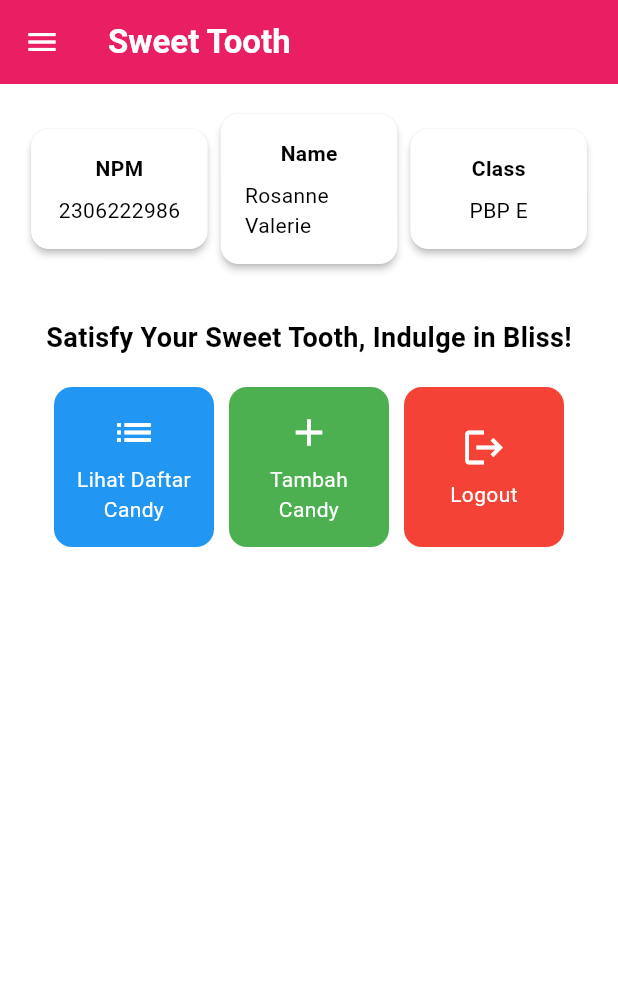
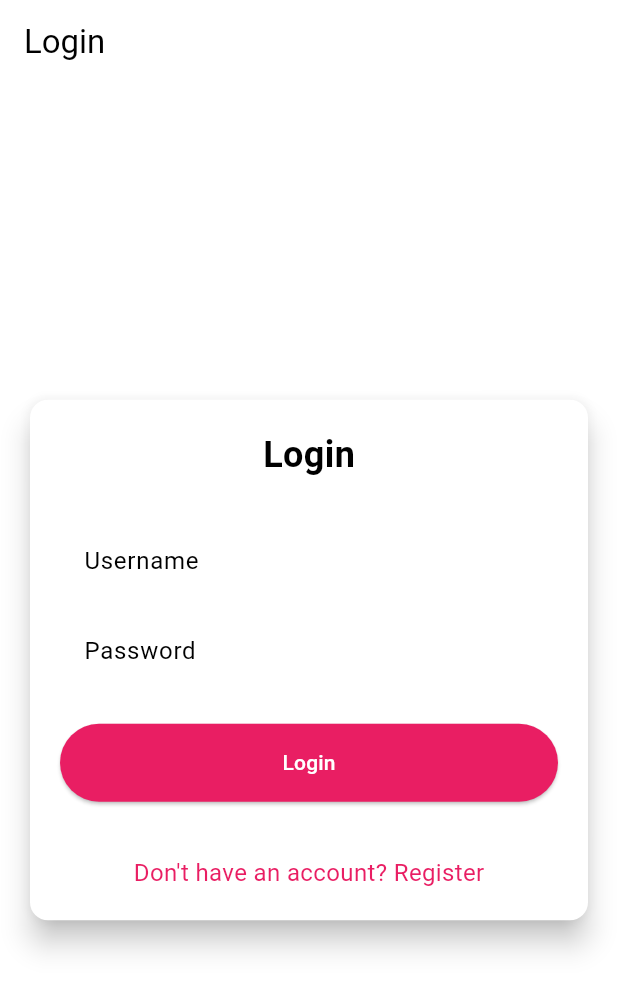
Before and after one commit to rosannevalerie/e-commerce-mobile, a Flutter app: the screen it shows after launch, on a phone screen of 412 x 824 dp. Shown: the top 991 px of the screen. Run offline on Flutter 3.47's test engine with Material 3 defaults, Android fonts, the phone set to English and light mode, and no system bars; missing offline and left inert: pbp_django_auth.

Commit message:
selesai kode tugas 9

```diff
--- a/lib/main.dart
+++ b/lib/main.dart
@@ -1,5 +1,7 @@
 import 'package:flutter/material.dart';
-import 'package:e_commerce/screens/menu.dart';
+import 'package:e_commerce/screens/login.dart';
+import 'package:pbp_django_auth/pbp_django_auth.dart';
+import 'package:provider/provider.dart';
 
 void main() {
   runApp(const MyApp());
@@ -8,18 +10,23 @@ void main() {
 class MyApp extends StatelessWidget {
   const MyApp({super.key});
 
-  // This widget is the root of your application.
   @override
   Widget build(BuildContext context) {
-    return MaterialApp(
-      title: 'Flutter Demo',
-      theme: ThemeData(
-        colorScheme: ColorScheme.fromSwatch(
-              primarySwatch: Colors.pink,
-        ).copyWith(secondary: Colors.pink[400]),
-        useMaterial3: true,
+    return Provider(
+      create: (_) {
+        CookieRequest request = CookieRequest();
+        return request;
+      },
+      child: MaterialApp(
+        title: 'Sweet Tooth',
+        theme: ThemeData(
+          useMaterial3: true,
+          colorScheme: ColorScheme.fromSwatch(
+            primarySwatch: Colors.pink,
+          ).copyWith(secondary: Colors.pink[400]),
+        ),
+        home: const LoginPage(),
       ),
-      home: MyHomePage(),
     );
   }
 }
--- /dev/null
+++ b/lib/screens/login.dart
@@ -0,0 +1,180 @@
+import 'package:e_commerce/screens/menu.dart';
+import 'package:flutter/material.dart';
+import 'package:pbp_django_auth/pbp_django_auth.dart';
+import 'package:provider/provider.dart';
+import 'package:e_commerce/screens/register.dart';
+
+void main() {
+  runApp(const LoginApp());
+}
+
+class LoginApp extends StatelessWidget {
+  const LoginApp({super.key});
+
+  @override
+  Widget build(BuildContext context) {
+    return MaterialApp(
+      title: 'Login',
+      theme: ThemeData(
+        useMaterial3: true,
+        colorScheme: ColorScheme.fromSwatch(
+          primarySwatch: Colors.pink,
+        ).copyWith(secondary: Colors.pink[400]),
+      ),
+      home: const LoginPage(),
+    );
+  }
+}
+
+class LoginPage extends StatefulWidget {
+  const LoginPage({super.key});
+
+  @override
+  State<LoginPage> createState() => _LoginPageState();
+}
+
+class _LoginPageState extends State<LoginPage> {
+  final TextEditingController _usernameController = TextEditingController();
+  final TextEditingController _passwordController = TextEditingController();
+
+  @override
+  Widget build(BuildContext context) {
+    final request = context.watch<CookieRequest>();
+
+    return Scaffold(
+      appBar: AppBar(
+        title: const Text('Login'),
+      ),
+      body: Center(
+        child: SingleChildScrollView(
+          padding: const EdgeInsets.all(16.0),
+          child: Card(
+            elevation: 8,
+            shape: RoundedRectangleBorder(
+              borderRadius: BorderRadius.circular(12.0),
+            ),
+            child: Padding(
+              padding: const EdgeInsets.all(20.0),
+              child: Column(
+                mainAxisSize: MainAxisSize.min,
+                children: [
+                  const Text(
+                    'Login',
+                    style: TextStyle(
+                      fontSize: 24.0,
+                      fontWeight: FontWeight.bold,
+                    ),
+                  ),
+                  const SizedBox(height: 30.0),
+                  TextField(
+                    controller: _usernameController,
+                    decoration: const InputDecoration(
+                      labelText: 'Username',
+                      hintText: 'Enter your username',
+                      border: OutlineInputBorder(
+                        borderRadius: BorderRadius.all(Radius.circular(12.0)),
+                      ),
+                      contentPadding:
+                          EdgeInsets.symmetric(horizontal: 12.0, vertical: 8.0),
+                    ),
+                  ),
+                  const SizedBox(height: 12.0),
+                  TextField(
+                    controller: _passwordController,
+                    decoration: const InputDecoration(
+                      labelText: 'Password',
+                      hintText: 'Enter your password',
+                      border: OutlineInputBorder(
+                        borderRadius: BorderRadius.all(Radius.circular(12.0)),
+                      ),
+                      contentPadding:
+                          EdgeInsets.symmetric(horizontal: 12.0, vertical: 8.0),
+                    ),
+                    obscureText: true,
+                  ),
+                  const SizedBox(height: 24.0),
+                  ElevatedButton(
+                    onPressed: () async {
+                      String username = _usernameController.text;
+                      String password = _passwordController.text;
+
+                      // Cek kredensial
+                      // Untuk menyambungkan Android emulator dengan Django pada localhost,
+                      // gunakan URL http://10.0.2.2/
+                      final response = await request
+                          .login("http://127.0.0.1:8000/auth/login/", {
+                        'username': username,
+                        'password': password,
+                      });
+
+                      if (request.loggedIn) {
+                        String message = response['message'];
+                        String uname = response['username'];
+                        if (context.mounted) {
+                          Navigator.pushReplacement(
+                            context,
+                            MaterialPageRoute(
+                                builder: (context) => MyHomePage()),
+                          );
+                          ScaffoldMessenger.of(context)
+                            ..hideCurrentSnackBar()
+                            ..showSnackBar(
+                              SnackBar(
+                                  content:
+                                      Text("$message Selamat datang, $uname.")),
+                            );
+                        }
+                      } else {
+                        if (context.mounted) {
+                          showDialog(
+                            context: context,
+                            builder: (context) => AlertDialog(
+                              title: const Text('Login Gagal'),
+                              content: Text(response['message']),
+                              actions: [
+                                TextButton(
+                                  child: const Text('OK'),
+                                  onPressed: () {
+                                    Navigator.pop(context);
+                                  },
+                                ),
+                              ],
+                            ),
+                          );
+                        }
+                      }
+                    },
+                    style: ElevatedButton.styleFrom(
+                      foregroundColor: Colors.white,
+                      minimumSize: Size(double.infinity, 50),
+                      backgroundColor: Theme.of(context).colorScheme.primary,
+                      padding: const EdgeInsets.symmetric(vertical: 16.0),
+                    ),
+                    child: const Text('Login'),
+                  ),
+                  const SizedBox(height: 36.0),
+                  GestureDetector(
+                    onTap: () {
+                      Navigator.push(
+                        context,
+                        MaterialPageRoute(
+                            builder: (context) => const RegisterPage()),
+                      );
+                    },
+                    child: Text(
+                      'Don\'t have an account? Register',
+                      style: TextStyle(
+                        color: Theme.of(context).colorScheme.primary,
+                        fontSize: 16.0,
+                      ),
+                    ),
+                  ),
+                ],
+              ),
+            ),
+          ),
+        ),
+      ),
+    );
+  }
+}
--- a/pubspec.yaml
+++ b/pubspec.yaml
@@ -35,6 +35,9 @@ dependencies:
   # The following adds the Cupertino Icons font to your application.
   # Use with the CupertinoIcons class for iOS style icons.
   cupertino_icons: ^1.0.8
+  provider: ^6.1.2
+  pbp_django_auth: ^0.4.0
+  http: ^1.2.2
 
 dev_dependencies:
   flutter_test:
```
Also changed, not shown: lib/models/candy_entry.dart (added, +65 -0 lines), lib/screens/candyentry_form.dart (+76 -36 lines), lib/screens/list_candyentry.dart (added, +131 -0 lines), lib/screens/register.dart (added, +166 -0 lines), lib/widgets/candy_card.dart (+35 -1 lines), lib/widgets/left_drawer.dart (+12 -0 lines), pubspec.lock, 2 other files.
